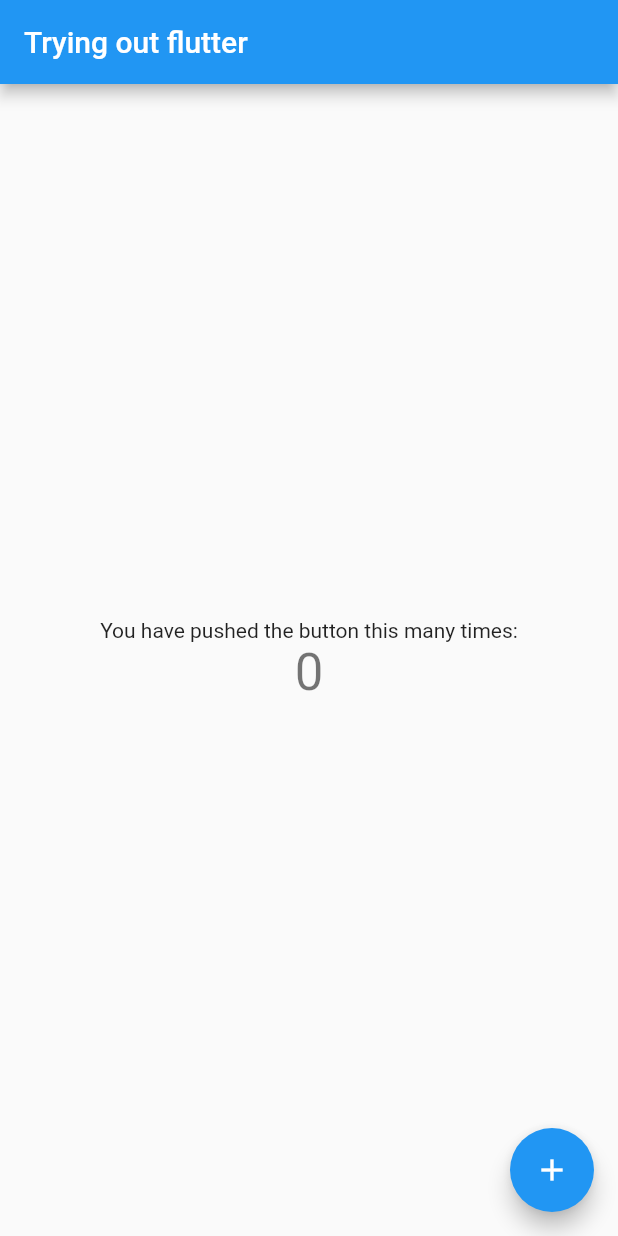
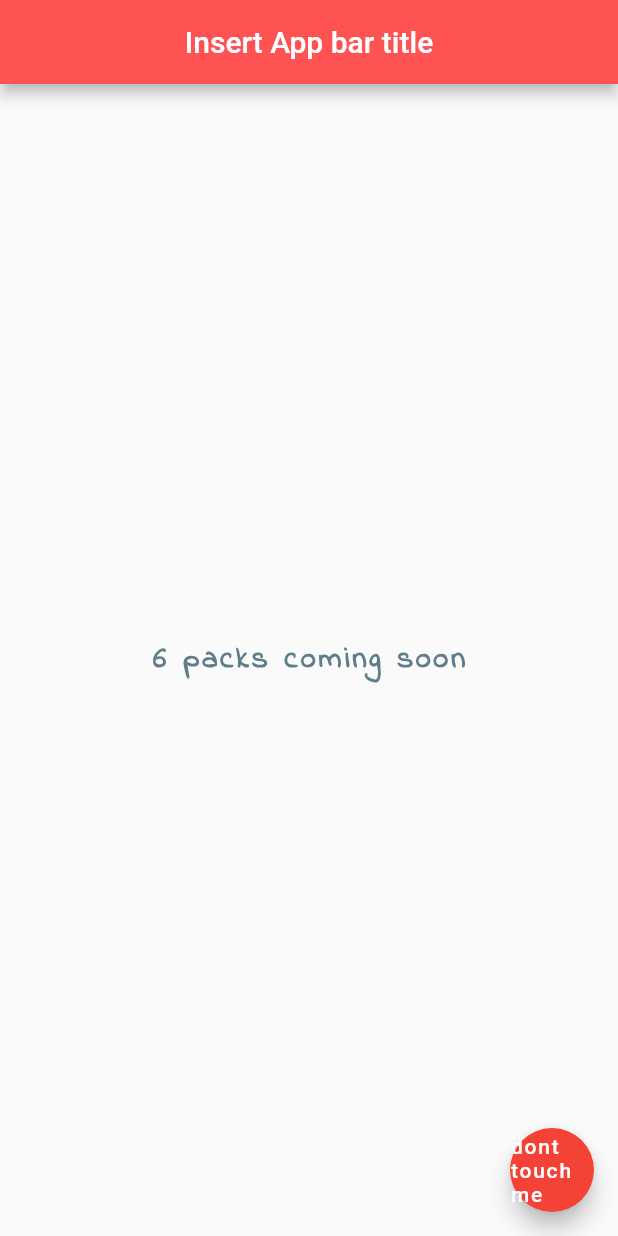
Before and after one commit to Zr1RAM/CheckingOutFlutter, a Flutter app: the screen it shows after launch, on a phone screen of 412 x 824 dp. Run offline on Flutter 3.47's test engine with Material 2 defaults, Android fonts, the phone set to English and light mode, and no system bars.

Commit message:
Inserted appbar, text widgets, floatingactionbutton and played with text widget properties

```diff
--- a/lib/main.dart
+++ b/lib/main.dart
@@ -1,113 +1,30 @@
 import 'package:flutter/material.dart';
 
 void main() {
-  runApp(MyApp());
-}
-
-class MyApp extends StatelessWidget {
-  // This widget is the root of your application.
-  @override
-  Widget build(BuildContext context) {
-    return MaterialApp(
-      title: 'Flutter Demo',
-      theme: ThemeData(
-        // This is the theme of your application.
-        //
-        // Try running your application with "flutter run". You'll see the
-        // application has a blue toolbar. Then, without quitting the app, try
-        // changing the primarySwatch below to Colors.green and then invoke
-        // "hot reload" (press "r" in the console where you ran "flutter run",
-        // or simply save your changes to "hot reload" in a Flutter IDE).
-        // Notice that the counter didn't reset back to zero; the application
-        // is not restarted.
-        primarySwatch: Colors.blue,
-      ),
-      home: MyHomePage(title: 'Trying out flutter'),
-    );
-  }
-}
-
-class MyHomePage extends StatefulWidget {
-  MyHomePage({Key key, this.title}) : super(key: key);
-
-  // This widget is the home page of your application. It is stateful, meaning
-  // that it has a State object (defined below) that contains fields that affect
-  // how it looks.
-
-  // This class is the configuration for the state. It holds the values (in this
-  // case the title) provided by the parent (in this case the App widget) and
-  // used by the build method of the State. Fields in a Widget subclass are
-  // always marked "final".
-
-  final String title;
-
-  @override
-  _MyHomePageState createState() => _MyHomePageState();
-}
-
-class _MyHomePageState extends State<MyHomePage> {
-  int _counter = 0;
-
-  void _incrementCounter() {
-    setState(() {
-      // This call to setState tells the Flutter framework that something has
-      // changed in this State, which causes it to rerun the build method below
-      // so that the display can reflect the updated values. If we changed
-      // _counter without calling setState(), then the build method would not be
-      // called again, and so nothing would appear to happen.
-      _counter++;
-    });
-  }
-
-  @override
-  Widget build(BuildContext context) {
-    // This method is rerun every time setState is called, for instance as done
-    // by the _incrementCounter method above.
-    //
-    // The Flutter framework has been optimized to make rerunning build methods
-    // fast, so that you can just rebuild anything that needs updating rather
-    // than having to individually change instances of widgets.
-    return Scaffold(
+  runApp(MaterialApp(
+    home: Scaffold(
       appBar: AppBar(
-        // Here we take the value from the MyHomePage object that was created by
-        // the App.build method, and use it to set our appbar title.
-        title: Text(widget.title),
+        title: Text('Insert App bar title'),
+        centerTitle: true,
+        backgroundColor: Colors.redAccent,
       ),
       body: Center(
-        // Center is a layout widget. It takes a single child and positions it
-        // in the middle of the parent.
-        child: Column(
-          // Column is also a layout widget. It takes a list of children and
-          // arranges them vertically. By default, it sizes itself to fit its
-          // children horizontally, and tries to be as tall as its parent.
-          //
-          // Invoke "debug painting" (press "p" in the console, choose the
-          // "Toggle Debug Paint" action from the Flutter Inspector in Android
-          // Studio, or the "Toggle Debug Paint" command in Visual Studio Code)
-          // to see the wireframe for each widget.
-          //
-          // Column has various properties to control how it sizes itself and
-          // how it positions its children. Here we use mainAxisAlignment to
-          // center the children vertically; the main axis here is the vertical
-          // axis because Columns are vertical (the cross axis would be
-          // horizontal).
-          mainAxisAlignment: MainAxisAlignment.center,
-          children: <Widget>[
-            Text(
-              'You have pushed the button this many times:',
-            ),
-            Text(
-              '$_counter',
-              style: Theme.of(context).textTheme.headline4,
-            ),
-          ],
-        ),
+        child: Text(
+          '6 packs coming soon',
+          style: TextStyle(
+            fontSize: 20.0,
+            fontWeight: FontWeight.bold,
+            letterSpacing: 2.0,
+            color: Colors.blueGrey,
+            fontFamily: 'IndieFlower',
+          ),
+          ),
       ),
       floatingActionButton: FloatingActionButton(
-        onPressed: _incrementCounter,
-        tooltip: 'Increment',
-        child: Icon(Icons.add),
-      ), // This trailing comma makes auto-formatting nicer for build methods.
-    );
-  }
+        backgroundColor: Colors.red,
+        onPressed: () {},
+        child: Text('dont touch me'),
+      ),
+    ),
+  ));
 }
```
Also changed, not shown: pubspec.yaml (+4 -11 lines), fonts/IndieFlower-Regular.ttf (added).
